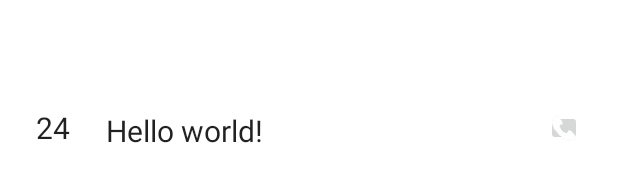
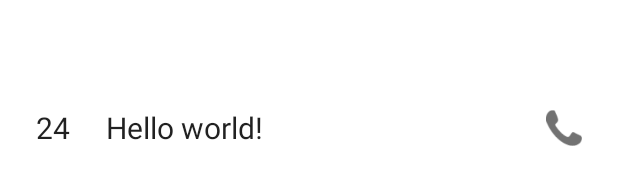
Before and after one commit to Carrot-Drone/Android-App-For-User, an Android app: the layout list_item_call.xml on its own in the app's theme, with its tools: preview values and no code run, on a phone screen of 412 x 824 dp. Shown: the part 490-675 px from the top of the screen. Run offline under Robolectric (Android 15) with nearby library versions, the phone set to English and light mode, and no system bars; Roboto replaces fonts that are not available here.

Commit message:
최근 주문 목록에서 데이터 갱신이 안되는 문제 해결

```diff
--- a/app/src/main/java/com/lchpatners/shadal/CallListAdapter.java
+++ b/app/src/main/java/com/lchpatners/shadal/CallListAdapter.java
@@ -82,6 +82,7 @@ public class CallListAdapter extends BaseAdapter {
         ArrayList<Call> calls;
 
         calls = DatabaseHelper.getInstance(context).getRecentCallsList();
+
         for (Call call : calls) {
             data.add(call);
         }
@@ -110,6 +111,7 @@ public class CallListAdapter extends BaseAdapter {
         if (convertView == null) {
 
             LayoutInflater inflater = LayoutInflater.from(context);
+           // View view = inflater.inflate(R.layout.list_header_call, parent, false);
             convertView = inflater.inflate(R.layout.list_item_call, parent, false);
 
         }
@@ -139,6 +141,7 @@ public class CallListAdapter extends BaseAdapter {
                 String number = "tel:" + restaurant.getPhoneNumber();
                 Intent intent = new Intent(Intent.ACTION_DIAL, Uri.parse(number));
                 context.startActivity(intent);
+                reloadData();
             }
         });
 
@@ -155,7 +158,8 @@ public class CallListAdapter extends BaseAdapter {
 
                     Intent intent = new Intent(context, MenuListActivity.class);
                     intent.putExtra("RESTAURANT", restaurant);
-                    intent.putExtra("REFERRER", "RestaurantListFragment");
+                    intent.putExtra("REFERRER", "CallListFragment");
+                    intent.addFlags(Intent.FLAG_ACTIVITY_CLEAR_TASK);
                     context.startActivity(intent);
                 }
             }
--- a/app/src/main/res/layout/list_item_call.xml
+++ b/app/src/main/res/layout/list_item_call.xml
@@ -4,56 +4,48 @@
                 android:layout_height="match_parent"
                 android:background="@color/white100">
 
-    <RelativeLayout
-        android:id="@+id/icons"
-        android:layout_width="128dp"
-        android:layout_height="wrap_content"
-        android:layout_centerVertical="true"
-        android:layout_alignParentRight="true"
-        android:layout_alignParentEnd="true"
-        android:layout_marginRight="16dp"
-        android:layout_marginEnd="16dp">
 
     <ImageButton
         android:id="@+id/iv_call"
         android:layout_width="24dp"
         android:layout_height="24dp"
+        android:layout_alignParentEnd="true"
+        android:layout_alignParentRight="true"
         android:layout_centerVertical="true"
-            android:layout_alignParentRight="true"
-            android:layout_alignParentEnd="true"
-            android:layout_marginRight="8dp"
         android:layout_marginEnd="8dp"
-            android:src="@drawable/ic_call"/>
-    </RelativeLayout>
+        android:layout_marginRight="24dp"
+        android:background="#00000000"
+        android:scaleType="fitXY"
+        android:src="@drawable/ic_call_button"/>
 
     <TextView
         android:id="@+id/name"
-        android:layout_width="match_parent"
+        android:layout_width="wrap_content"
         android:layout_height="wrap_content"
+        android:layout_alignTop="@+id/icons"
+        android:layout_centerVertical="true"
+        android:layout_marginLeft="24dp"
+        android:layout_toEndOf="@+id/call_count"
+        android:layout_toRightOf="@+id/call_count"
+        android:maxLength="12"
+        android:singleLine="true"
         android:text="@string/hello_world"
+        android:textColor="@color/black87"
         android:textSize="20sp"
-        android:textColor="@color/black87"
-        android:singleLine="true"
-        android:maxLength="12"
-        android:transitionName="@string/hello_world"
-        android:layout_centerVertical="true"
-        android:layout_alignTop="@+id/icons"
-        android:layout_toRightOf="@+id/call_count"
-        android:layout_toEndOf="@+id/call_count"
-        android:layout_marginLeft="24dp"/>
+        android:transitionName="@string/hello_world"/>
 
     <TextView
+        android:id="@+id/call_count"
         android:layout_width="wrap_content"
         android:layout_height="wrap_content"
-        android:text="24"
-        android:textSize="20sp"
-        android:textColor="@color/black87"
-        android:id="@+id/call_count"
+        android:layout_alignParentLeft="true"
+        android:layout_alignParentStart="true"
+        android:layout_centerVertical="true"
+        android:layout_marginBottom="16dp"
         android:layout_marginLeft="24dp"
         android:layout_marginTop="16dp"
-        android:layout_marginBottom="16dp"
-        android:layout_centerVertical="true"
-        android:layout_alignParentLeft="true"
-        android:layout_alignParentStart="true"/>
+        android:text="24"
+        android:textColor="@color/black87"
+        android:textSize="20sp"/>
 
 </RelativeLayout>
```
Also changed, not shown: app/src/main/java/com/lchpatners/shadal/CallListFragment.java (+7 -2 lines), app/src/main/java/com/lchpatners/shadal/MainActivity.java (+18 -12 lines), app/src/main/res/drawable-mdpi/ic_call_button.png (added). Lines whose indentation alone changed are shown as unchanged.
